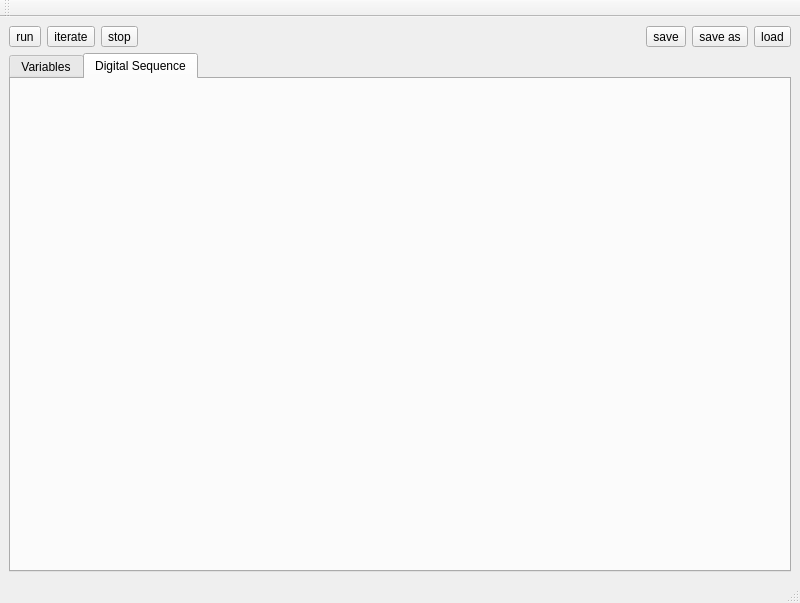
The window that control-system.ui (AlbertHdz4/qplayer) describes before a commit, drawn with Qt 5.
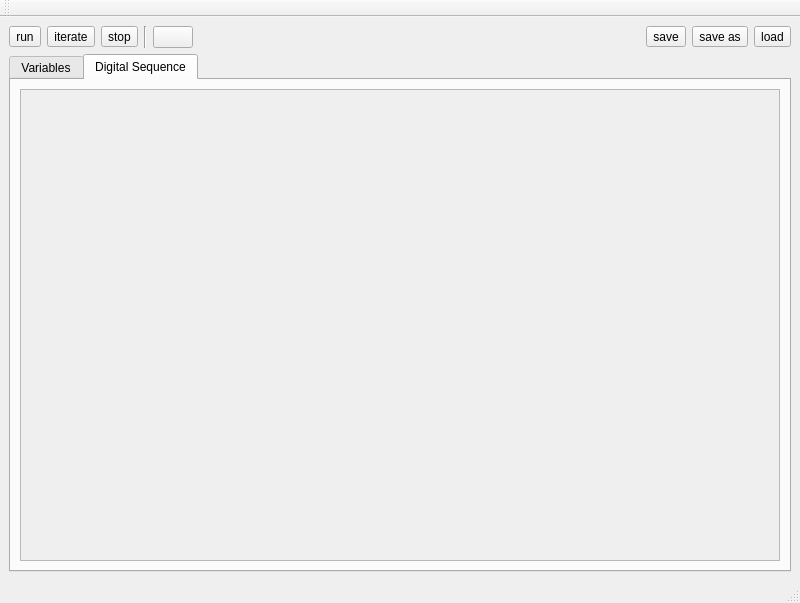
The same window after the commit. The open tabs and pages were chosen to show the change. Icons and pictures are not drawn.

Commit message: Cleaned up and added shuffle button.

Patch:
```diff
--- a/control-system.ui
+++ b/control-system.ui
@@ -77,6 +77,37 @@
         </property>
        </widget>
       </item>
+      <item>
+       <widget class="Line" name="line">
+        <property name="orientation">
+         <enum>Qt::Vertical</enum>
+        </property>
+       </widget>
+      </item>
+      <item>
+       <widget class="QPushButton" name="pushButton">
+        <property name="toolTip">
+         <string>Shuffle iterations</string>
+        </property>
+        <property name="text">
+         <string/>
+        </property>
+        <property name="icon">
+         <iconset resource="resources.qrc">
+          <normaloff>:/actions/icons/media-playlist-repeat.svg</normaloff>
+          <activeon>:/actions/icons/media-playlist-shuffle.svg</activeon>:/actions/icons/media-playlist-repeat.svg</iconset>
+        </property>
+        <property name="iconSize">
+         <size>
+          <width>32</width>
+          <height>32</height>
+         </size>
+        </property>
+        <property name="checkable">
+         <bool>true</bool>
+        </property>
+       </widget>
+      </item>
       <item>
        <spacer name="horizontalSpacer_2">
         <property name="orientation">
@@ -342,7 +373,30 @@
        <attribute name="title">
         <string>Digital Sequence</string>
        </attribute>
-       <layout class="QVBoxLayout" name="verticalLayout_4"/>
+       <layout class="QVBoxLayout" name="verticalLayout_4">
+        <item>
+         <widget class="QScrollArea" name="scrollArea">
+          <property name="widgetResizable">
+           <bool>true</bool>
+          </property>
+          <widget class="QWidget" name="scrollAreaWidgetContents">
+           <property name="geometry">
+            <rect>
+             <x>0</x>
+             <y>0</y>
+             <width>758</width>
+             <height>417</height>
+            </rect>
+           </property>
+           <layout class="QVBoxLayout" name="verticalLayout_5">
+            <item>
+             <layout class="QVBoxLayout" name="digital_tracks_container"/>
+            </item>
+           </layout>
+          </widget>
+         </widget>
+        </item>
+       </layout>
       </widget>
      </widget>
     </item>
```
Left out of the diff: 18 changed lines with no effect on the pictures. The commit also changes 7 other files.
